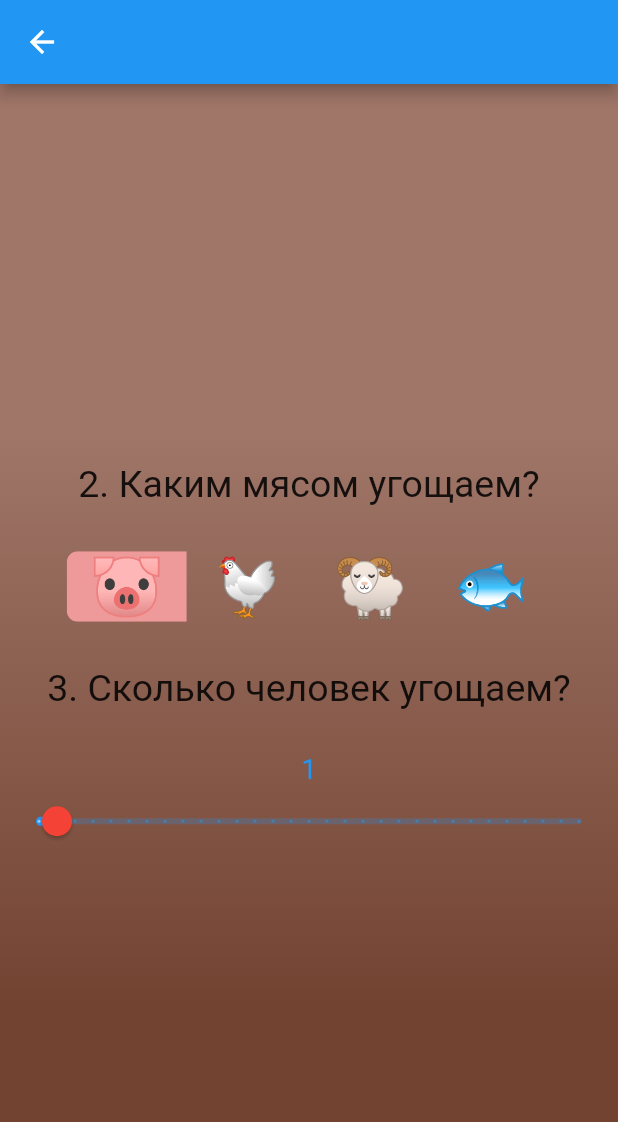
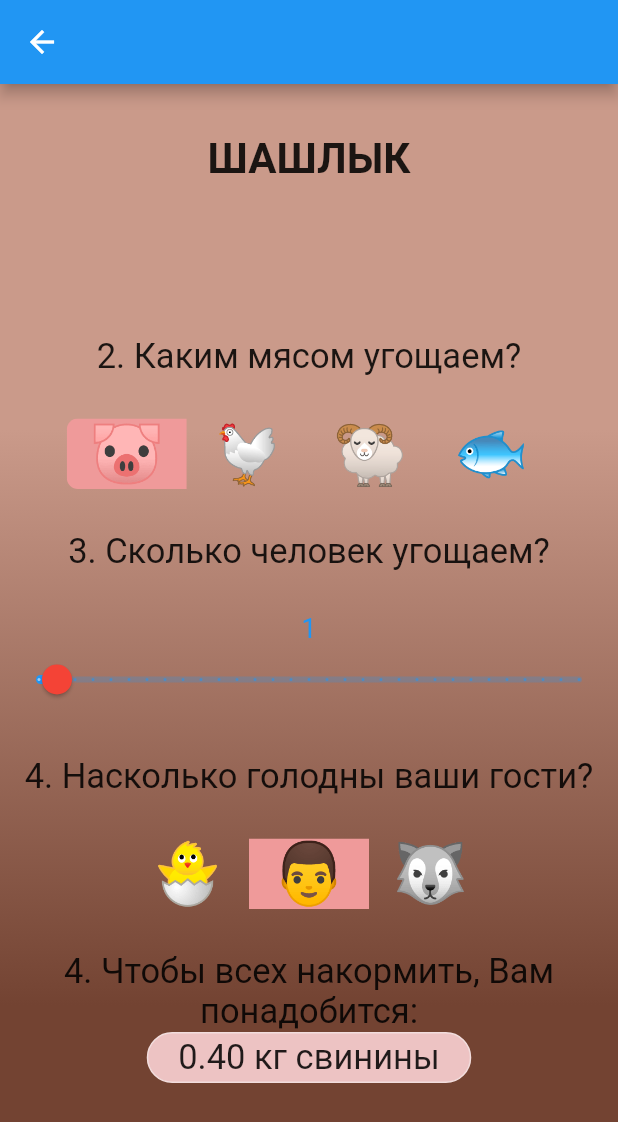
Before and after one commit to AnnaVlaShiryaeva/flutter_application_2, a Flutter app: the Page2 screen opened directly with empty values, after a tap on an icon or button, on a phone screen of 412 x 824 dp. Shown: the top 1122 px of the screen. Run offline on Flutter 3.47's test engine with Material 2 defaults, Android fonts, the light colour scheme and no system bars; our stand-ins replace audioplayers.

Commit message:
getresult for bbq

```diff
--- a/lib/page2bbq.dart
+++ b/lib/page2bbq.dart
@@ -1,7 +1,5 @@
-
 import 'package:audioplayers/audioplayers.dart';
 import 'package:flutter/material.dart';
-
 
 const List<Widget> meat = <Widget>[
   Text('🐷'),
@@ -9,22 +7,59 @@ import 'package:flutter/material.dart';
   Text('🐏'),
   Text('🐟'),
 ];
-final List<bool> _selectedMeat= <bool>[true, false, false, false];
+
+final List<bool> _selectedMeat = <bool>[true, false, false, false];
+
+const List<Widget> hungerState = <Widget>[
+  Text('🐣'),
+  Text('👨'),
+  Text('🐺'),
+];
+
+List<bool> _selectedHungerState = <bool>[false, true, false];
 
 class Page2 extends StatefulWidget {
   const Page2({super.key, required this.title});
 
-
   final String title;
-
 
   @override
   State<Page2> createState() => _Page2State();
 }
 
 class _Page2State extends State<Page2> {
-  String message = "";
-  int _currentSliderValue = 1;
+  String result = "";
+  String getResult() {
+    double meatFactor;
+    if (_selectedMeat[0] || _selectedMeat[2]) {
+      meatFactor = 1;
+    } else {
+      meatFactor = 1.2;
+    }
+    double hungerFactor;
+    if (_selectedHungerState[0]) {
+      hungerFactor = 0.9;
+    } else if (_selectedHungerState[1]) {
+      hungerFactor = 1;
+    } else {
+      hungerFactor = 1.1;
+    }
+    String meatString;
+    if (_selectedMeat[0]) {
+      meatString = "свинины";
+    } else if (_selectedMeat[1]) {
+      meatString = "курицы";
+    } else if (_selectedMeat[2]) {
+      meatString = "баранины";
+    } else {
+      meatString = "рыбы";
+    }
+    String kg = (0.4 * hungerFactor * meatFactor * _currentPeopleSliderValue).toStringAsPrecision(2);
+
+    return "$kg кг $meatString";
+  }
+
+  int _currentPeopleSliderValue = 1;
   @override
   Widget build(BuildContext context) {
     // This method is rerun every time setState is called, for instance as done
@@ -50,7 +85,7 @@ class _Page2State extends State<Page2> {
               0.8,
             ],
             colors: [
-              Color.fromARGB(255, 159, 118, 104),
+              Color.fromARGB(255, 202, 154, 138),
               Color.fromARGB(255, 115, 67, 50),
             ],
           )),
@@ -58,34 +93,46 @@ class _Page2State extends State<Page2> {
             child: Column(
               mainAxisAlignment: MainAxisAlignment.center,
               children: [
-                    const Text("2. Каким мясом угощаем?\n",
-                    style: TextStyle(fontSize: 25),
+                const Text(
+                  "\nШАШЛЫК",
+                  textAlign: TextAlign.center,
+                  style: TextStyle(fontSize: 28, fontWeight: FontWeight.bold),
+                ),
+                const Spacer(),
+                const Text(
+                  "2. Каким мясом угощаем?\n",
+                  style: TextStyle(fontSize: 23),
                   textAlign: TextAlign.center,
                 ),
                 ToggleButtons(
-                      textStyle: const TextStyle(fontSize: 40 ),
+                    textStyle: const TextStyle(fontSize: 40),
                     isSelected: _selectedMeat,
-                      onPressed:
-                      (int index) async {
-                      if (index==0){
+                    onPressed: (int index) async {
+                      if (index == 0) {
                         final player = AudioPlayer();
                         await player.play(AssetSource('khru.mp3'));
+                      } else if (index == 1) {
+                        final player = AudioPlayer();
+                        await player.play(AssetSource('koko.mp3'));
+                      } else if (index == 2) {
+                        final player = AudioPlayer();
+                        await player.play(AssetSource('me.mp3'));
+                      } else if (index == 3) {
+                        final player = AudioPlayer();
+                        await player.play(AssetSource('boolk.mp3'));
                       }
-                      else if (index==1){final player = AudioPlayer();
-                        await player.play(AssetSource('koko.mp3'));}
-                      else if (index==2){final player = AudioPlayer();
-                        await player.play(AssetSource('me.mp3'));}
-                      else if (index==3){ final player = AudioPlayer();
-                        await player.play(AssetSource('boolk.mp3'));}
 
                       setState(() {
-                          for (int buttonIndex = 0; buttonIndex < _selectedMeat.length; buttonIndex++) {
+                        for (int buttonIndex = 0;
+                            buttonIndex < _selectedMeat.length;
+                            buttonIndex++) {
                           if (buttonIndex == index) {
                             _selectedMeat[buttonIndex] = true;
                           } else {
                             _selectedMeat[buttonIndex] = false;
                           }
                         }
+                        result = getResult();
                       });
                     },
                     borderRadius: const BorderRadius.all(Radius.circular(8)),
@@ -98,37 +145,91 @@ class _Page2State extends State<Page2> {
                       minHeight: 40.0,
                       minWidth: 80.0,
                     ),
-                      children: meat
+                    children: meat),
+                const Text(
+                  "\n3. Сколько человек угощаем?\n",
+                  textAlign: TextAlign.center,
+                  style: TextStyle(fontSize: 23),
                 ),
-
-                    const Text("\n3. Сколько человек угощаем?\n",
-                      textAlign: TextAlign.center,
-                      style: TextStyle(fontSize: 25 ),
-
+                Text(
+                  _currentPeopleSliderValue.toString(),
+                  style: const TextStyle(fontSize: 18, color: Colors.blue),
                 ),
-                    Text (_currentSliderValue.toString(),
-                      style: const TextStyle(fontSize: 18, color: Colors.blue ),
-
-                    ),
-
                 Slider(
-                    value: _currentSliderValue.toDouble(),
+                    value: _currentPeopleSliderValue.toDouble(),
                     thumbColor: Colors.red,
                     max: 30,
                     divisions: 30,
-                    label: _currentSliderValue.round().toString(),
+                    label: _currentPeopleSliderValue.round().toString(),
                     onChanged: (double value) {
                       setState(() {
-                        _currentSliderValue = value.toInt();
+                        _currentPeopleSliderValue = value.toInt();
+                        result = getResult();
                       });
+                    }),
+                const Text("\n4. Насколько голодны ваши гости?\n",
+                    textAlign: TextAlign.center,
+                    style: TextStyle(fontSize: 23)),
+                ToggleButtons(
+                    textStyle: const TextStyle(fontSize: 40),
+                    isSelected: _selectedHungerState,
+                    onPressed: (int index) async {
+                      if (index == 0) {
+                        final player = AudioPlayer();
+                        await player.play(AssetSource('pisk.mp3'));
+                      } else if (index == 1) {
+                        final player = AudioPlayer();
+                        await player.play(AssetSource('privet.mp3'));
+                      } else if (index == 2) {
+                        final player = AudioPlayer();
+                        await player.play(AssetSource('voi.mp3'));
                       }
 
-                  )
+                      setState(() {
+                        for (int buttonIndex = 0;
+                            buttonIndex < _selectedHungerState.length;
+                            buttonIndex++) {
+                          if (buttonIndex == index) {
+                            _selectedHungerState[buttonIndex] = true;
+                          } else {
+                            _selectedHungerState[buttonIndex] = false;
+                          }
+                        }
+                        result = getResult();
+                      });
+                    },
+                    borderRadius: const BorderRadius.all(Radius.circular(8)),
+                    borderColor: Colors.transparent,
+                    selectedBorderColor: Colors.transparent,
+                    selectedColor: Colors.white,
+                    fillColor: Colors.red[200],
+                    color: Colors.red[400],
+                    constraints: const BoxConstraints(
+                      minHeight: 40.0,
+                      minWidth: 80.0,
+                    ),
+                    children: hungerState),
+                const Text("\n4. Чтобы всех накормить, Вам понадобится:",
+                    textAlign: TextAlign.center,
+                    style: TextStyle(fontSize: 23)),
+                Container(
+                  decoration: BoxDecoration(
+                      color: const Color.fromARGB(255, 237, 195, 195),
+                      borderRadius: const BorderRadius.all(Radius.circular(20)),
+                      border: Border.all(
+                          color: const Color.fromARGB(255, 242, 221, 221))),
+                  child: Padding(
+                    padding: const EdgeInsets.fromLTRB(20, 2.5, 20, 2.5),
+                    child: Text(
+                      result,
+                      style: const TextStyle(fontSize: 23),
+                    ),
+                  ),
+                ),
+                const Spacer(),
               ],
-
             ),
-              )
-             ),
+          )),
     );
   }
 }
--- a/pubspec.yaml
+++ b/pubspec.yaml
@@ -66,6 +66,9 @@ flutter:
     - assets/koko.mp3
     - assets/me.mp3
     - assets/boolk.mp3
+    - assets/pisk.mp3
+    - assets/privet.mp3
+    - assets/voi.mp3
 
   # An image asset can refer to one or more resolution-specific "variants", see
   # https://flutter.dev/assets-and-images/#resolution-aware
```
Also changed, not shown: lib/main.dart (+11 -0 lines), lib/page3beer.dart (added, +147 -0 lines), lib/page4pizza.dart (added, +139 -0 lines), 3 other files. Lines whose indentation alone changed are shown as unchanged.
